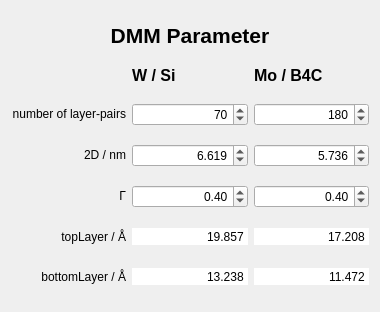
This is dmm_parameter.ui in MichaS-git/BAMlineHelper as Qt 5 draws it before an edit. The edited form follows.
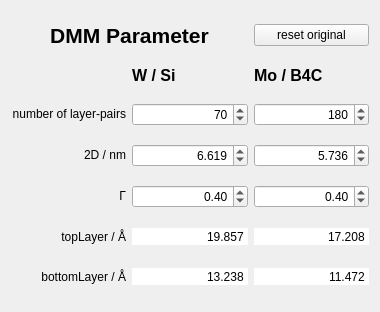
This is the edited form.

Patch:
```diff
--- a/dmm_parameter.ui
+++ b/dmm_parameter.ui
@@ -32,29 +32,6 @@
    <string>DMMParameter</string>
   </property>
   <layout class="QGridLayout" name="gridLayout">
-   <item row="0" column="1" colspan="3">
-    <widget class="QLabel" name="label">
-     <property name="sizePolicy">
-      <sizepolicy hsizetype="Preferred" vsizetype="Fixed">
-       <horstretch>0</horstretch>
-       <verstretch>0</verstretch>
-      </sizepolicy>
-     </property>
-     <property name="font">
-      <font>
-       <pointsize>16</pointsize>
-       <weight>75</weight>
-       <bold>true</bold>
-      </font>
-     </property>
-     <property name="text">
-      <string>DMM Parameter</string>
-     </property>
-     <property name="alignment">
-      <set>Qt::AlignCenter</set>
-     </property>
-    </widget>
-   </item>
    <item row="1" column="2">
     <widget class="QLabel" name="label_2">
      <property name="sizePolicy">
@@ -476,6 +453,36 @@
      </property>
     </widget>
    </item>
+   <item row="0" column="1" colspan="2">
+    <widget class="QLabel" name="label">
+     <property name="sizePolicy">
+      <sizepolicy hsizetype="Preferred" vsizetype="Fixed">
+       <horstretch>0</horstretch>
+       <verstretch>0</verstretch>
+      </sizepolicy>
+     </property>
+     <property name="font">
+      <font>
+       <pointsize>16</pointsize>
+       <weight>75</weight>
+       <bold>true</bold>
+      </font>
+     </property>
+     <property name="text">
+      <string>DMM Parameter</string>
+     </property>
+     <property name="alignment">
+      <set>Qt::AlignCenter</set>
+     </property>
+    </widget>
+   </item>
+   <item row="0" column="3">
+    <widget class="QPushButton" name="dmm_reset">
+     <property name="text">
+      <string>reset original</string>
+     </property>
+    </widget>
+   </item>
   </layout>
  </widget>
  <resources/>
```
